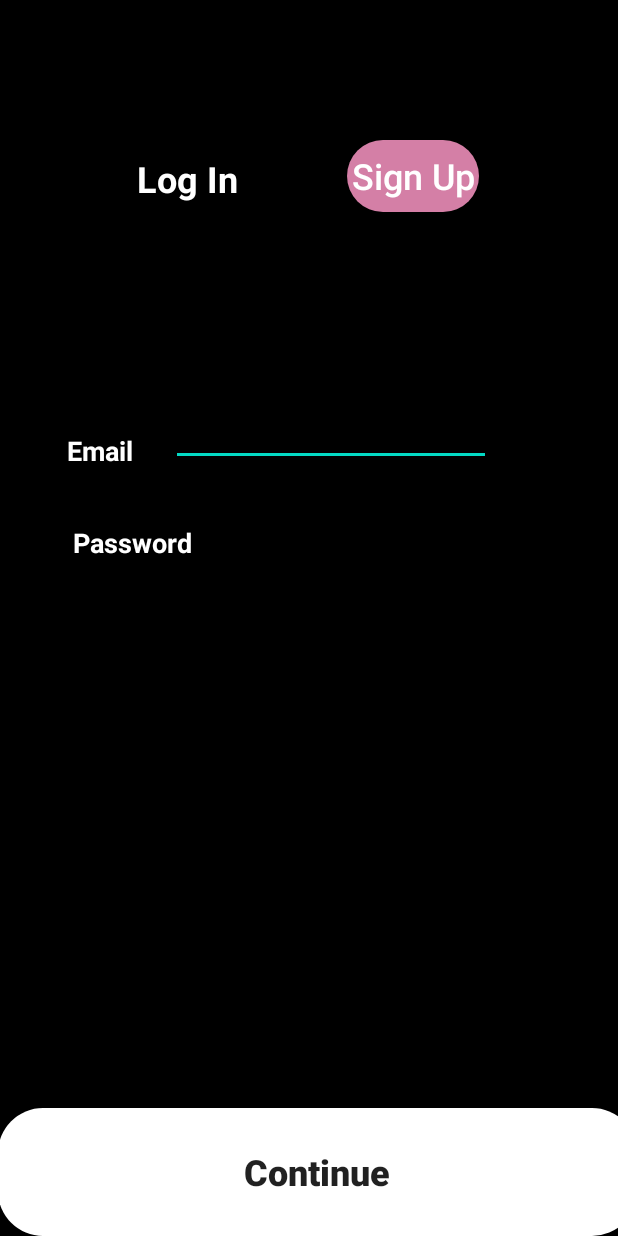
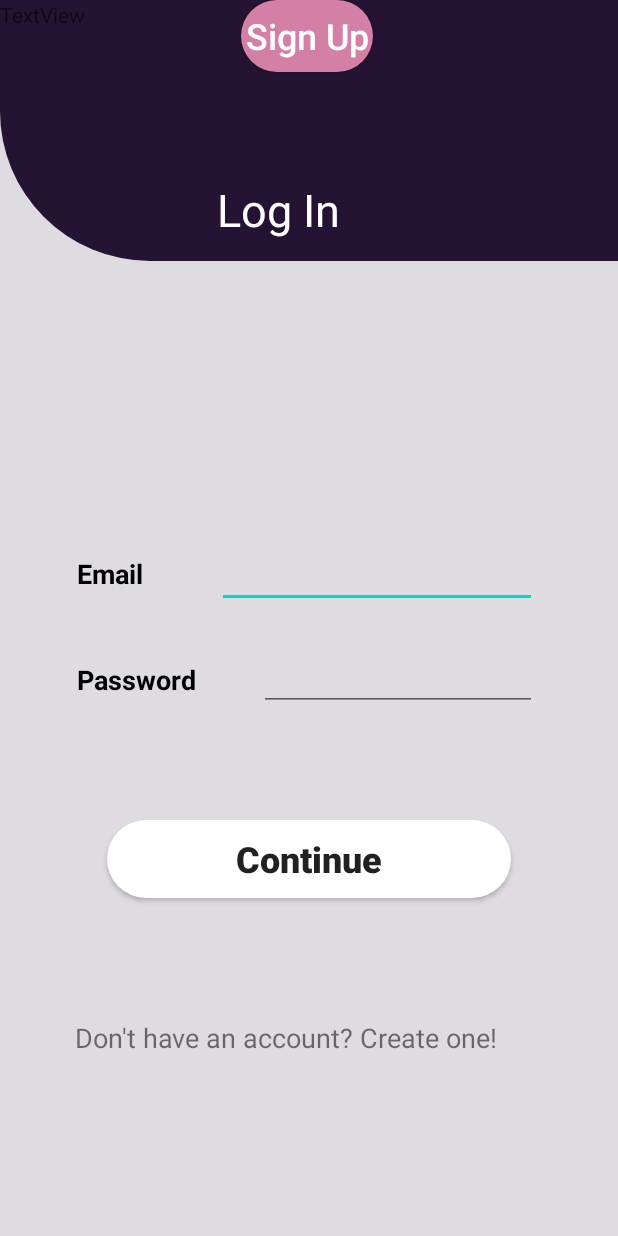
Before and after one commit to MalihaAmin/Segi-Student-Consultation, an Android app: the LgStudent screen opened directly, with no data from a screen before it, on a phone screen of 412 x 824 dp. Run offline under Robolectric (Android 15) with nearby library versions, the phone set to English and light mode, and no system bars.

Commit message:
Update  21/4/2020

```diff
--- a/app/src/main/java/com/example/fyp/LgStudent.java
+++ b/app/src/main/java/com/example/fyp/LgStudent.java
@@ -1,83 +1,35 @@
 package com.example.fyp;
-
-import androidx.appcompat.app.AppCompatActivity;
 
 import android.content.Intent;
 import android.os.Bundle;
 import android.view.View;
 import android.widget.Button;
-import android.widget.EditText;
 
-import java.sql.Connection;
-import java.sql.PreparedStatement;
-import java.sql.ResultSet;
-import java.sql.SQLException;
-import java.util.logging.Level;
-import java.util.logging.Logger;
+import androidx.appcompat.app.AppCompatActivity;
 
 
 public class LgStudent extends AppCompatActivity {
-private Button btt3;
-private Button btt4;
+private Button Continue;
+private Button SignIn;
     @Override
     protected void onCreate(Bundle savedInstanceState) {
         super.onCreate(savedInstanceState);
         setContentView(R.layout.activity_lg_student);
-        btt3 = (Button)findViewById(R.id.btt3);
-        btt4 = (Button)findViewById(R.id.btt4);
+        Continue = (Button)findViewById(R.id.slg_continue_button);
+        SignIn = (Button)findViewById(R.id.slg_SignIn);
 
-       btt3.setOnClickListener(new View.OnClickListener() {
+       Continue.setOnClickListener(new View.OnClickListener() {
            @Override
            public void onClick(View v) {
                Intent intent1 = new Intent(LgStudent.this,SuStudent.class);
                startActivity(intent1);
            }
        });
-        btt4.setOnClickListener(new View.OnClickListener() {
+        SignIn.setOnClickListener(new View.OnClickListener() {
             @Override
             public void onClick(View v) {
-                Connection con= ConnectionDB.getConnection();
-                PreparedStatement ps;
-                ResultSet rs;
-                PreparedStatement ps2;
-                ResultSet rs2;
-
-                final EditText email =  (EditText) findViewById(R.id.et3);
-                final EditText password =  (EditText) findViewById(R.id.et4);
-                ////edit.getText().toString();
-
-                try {
-                    ps = con.prepareStatement("SELECT * FROM `student` WHERE `Email` = ? AND `Password` = ?");
-                    //ps2 = con.prepareStatement("SELECT * FROM `teacher` WHERE `Teacher ID` = ? AND `Password` = ?");
-
-                    ps.setString(1, email.getText().toString() );
-                    ps.setString(2, password.getText().toString());
-                    //ps2.setString(1, jTextField1.getText() );
-                    //ps2.setString(2, String.valueOf(jPasswordField1.getPassword()));
-                    rs = ps.executeQuery();
-                   // rs2=ps2.executeQuery();
-
-
-
-                    if(rs.next()){
-
-                        Intent intent2 = new Intent(LgStudent.this,ScheduleStudent.class);
-                        startActivity(intent2);
-
-
-
-
-                    }else{
-
-
-                    }
-
-                } catch (SQLException ex) {
-                    Logger.getLogger(LgStudent.class.getName()).log(Level.SEVERE, null, ex);
-
-                }
-
-
+                Intent intent1 = new Intent(LgStudent.this,ScheduleLecturer.class);
+                startActivity(intent1);
             }
         });
 
--- a/app/src/main/res/layout/activity_lg_student.xml
+++ b/app/src/main/res/layout/activity_lg_student.xml
@@ -5,111 +5,135 @@
     android:layout_width="match_parent"
     android:layout_height="match_parent"
     tools:context=".LgStudent"
-    android:background="#000000">
+    android:background="#DEDCE0">
 
 
-    <Button
-        android:id="@+id/btt3"
-        android:layout_width="wrap_content"
-        android:layout_height="wrap_content"
-        android:background="@drawable/newbutton2"
-        android:text="Sign Up"
-        android:textAllCaps="false"
-        android:textColor="#FFFFFF"
-        android:textSize="24sp"
-        app:layout_constraintBottom_toBottomOf="parent"
-        app:layout_constraintEnd_toEndOf="parent"
-        app:layout_constraintHorizontal_bias="0.715"
-        app:layout_constraintStart_toStartOf="parent"
-        app:layout_constraintTop_toTopOf="parent"
-        app:layout_constraintVertical_bias="0.12" />
 
-    <Button
-        android:id="@+id/btt4"
-        android:layout_width="426dp"
-        android:layout_height="85dp"
-        android:background="@drawable/newbutton3"
-        android:text="Continue"
-        android:textAllCaps="false"
-        android:textSize="24sp"
-        android:textStyle="bold"
-        app:layout_constraintBottom_toBottomOf="parent"
-        app:layout_constraintEnd_toEndOf="parent"
-        app:layout_constraintHorizontal_bias="0.157"
-        app:layout_constraintStart_toStartOf="parent"
-        app:layout_constraintTop_toTopOf="parent"
-        app:layout_constraintVertical_bias="1.0" />
 
-    <EditText
-        android:id="@+id/et3"
-        android:layout_width="wrap_content"
-        android:layout_height="wrap_content"
-        android:ems="10"
-        android:inputType="textPersonName"
-        android:textColor="#FFFFFF"
-        app:layout_constraintBottom_toBottomOf="parent"
-        app:layout_constraintEnd_toEndOf="parent"
-        app:layout_constraintHorizontal_bias="0.575"
-        app:layout_constraintStart_toStartOf="parent"
-        app:layout_constraintTop_toTopOf="parent"
-        app:layout_constraintVertical_bias="0.341" />
 
-    <EditText
-        android:id="@+id/et4"
-        android:layout_width="185dp"
-        android:layout_height="48dp"
-        android:ems="10"
-        android:inputType="textPassword"
-        android:textColor="#FFFFFF"
-        app:layout_constraintBottom_toBottomOf="parent"
-        app:layout_constraintEnd_toEndOf="parent"
-        app:layout_constraintHorizontal_bias="0.628"
-        app:layout_constraintStart_toStartOf="parent"
-        app:layout_constraintTop_toTopOf="parent"
-        app:layout_constraintVertical_bias="0.43" />
+        <Button
+            android:id="@+id/slg_continue_button"
+            android:layout_width="269dp"
+            android:layout_height="52dp"
+            android:background="@drawable/newbutton3"
+            android:text="Continue"
+            android:textAllCaps="false"
+            android:textSize="24sp"
+            android:textStyle="bold"
+            app:layout_constraintBottom_toBottomOf="parent"
+            app:layout_constraintEnd_toEndOf="parent"
+            app:layout_constraintStart_toStartOf="parent"
+            app:layout_constraintTop_toTopOf="parent"
+            app:layout_constraintVertical_bias="0.708" />
 
-    <TextView
-        android:id="@+id/tv4"
-        android:layout_width="108dp"
-        android:layout_height="51dp"
-        android:text="Log In"
-        android:textColor="#FFFFFF"
-        android:textSize="24sp"
-        android:textStyle="bold"
-        app:layout_constraintBottom_toBottomOf="parent"
-        app:layout_constraintEnd_toEndOf="parent"
-        app:layout_constraintHorizontal_bias="0.3"
-        app:layout_constraintStart_toStartOf="parent"
-        app:layout_constraintTop_toTopOf="parent"
-        app:layout_constraintVertical_bias="0.133" />
+        <EditText
+            android:id="@+id/slg_email"
+            android:layout_width="213dp"
+            android:layout_height="45dp"
+            android:ems="10"
+            android:inputType="textEmailAddress"
+            app:layout_constraintBottom_toBottomOf="parent"
+            app:layout_constraintEnd_toEndOf="parent"
+            app:layout_constraintHorizontal_bias="0.727"
+            app:layout_constraintStart_toStartOf="parent"
+            app:layout_constraintTop_toTopOf="parent"
+            app:layout_constraintVertical_bias="0.462" />
 
-    <TextView
-        android:id="@+id/tv6"
-        android:layout_width="wrap_content"
-        android:layout_height="wrap_content"
-        android:text="Password"
-        android:textColor="#FFFFFF"
-        android:textSize="18sp"
-        android:textStyle="bold"
-        app:layout_constraintBottom_toBottomOf="parent"
-        app:layout_constraintEnd_toEndOf="parent"
-        app:layout_constraintHorizontal_bias="0.146"
-        app:layout_constraintStart_toStartOf="parent"
-        app:layout_constraintTop_toTopOf="parent"
-        app:layout_constraintVertical_bias="0.437" />
+        <EditText
+            android:id="@+id/slg_password"
+            android:layout_width="185dp"
+            android:layout_height="48dp"
+            android:ems="10"
+            android:inputType="textPassword"
+            android:textColor="#000000"
+            app:layout_constraintBottom_toBottomOf="parent"
+            app:layout_constraintEnd_toEndOf="parent"
+            app:layout_constraintHorizontal_bias="0.761"
+            app:layout_constraintStart_toStartOf="parent"
+            app:layout_constraintTop_toTopOf="parent"
+            app:layout_constraintVertical_bias="0.549" />
 
-    <TextView
-        android:id="@+id/tv5"
-        android:layout_width="wrap_content"
-        android:layout_height="wrap_content"
-        android:text="Email"
-        android:textColor="#FFFFFF"
-        android:textSize="18sp"
-        android:textStyle="bold"
-        app:layout_constraintBottom_toBottomOf="parent"
-        app:layout_constraintEnd_toEndOf="parent"
-        app:layout_constraintHorizontal_bias="0.121"
-        app:layout_constraintStart_toStartOf="parent"
-        app:layout_constraintTop_toTopOf="parent"
-        app:layout_constraintVertical_bias="0.36" />
-</androidx.constraintlayout.widget.ConstraintLayout>
+        <TextView
+            android:id="@+id/tve"
+            android:layout_width="wrap_content"
+            android:layout_height="wrap_content"
+            android:text="Email"
+            android:textColor="#000000"
+            android:textSize="18sp"
+            android:textStyle="bold"
+            app:layout_constraintBottom_toBottomOf="parent"
+            app:layout_constraintEnd_toEndOf="parent"
+            app:layout_constraintHorizontal_bias="0.139"
+            app:layout_constraintStart_toStartOf="parent"
+            app:layout_constraintTop_toTopOf="parent"
+            app:layout_constraintVertical_bias="0.463" />
+
+        <TextView
+            android:id="@+id/textViewBox"
+            android:layout_width="416dp"
+            android:layout_height="174dp"
+            android:background="@drawable/schedule_box"
+            android:text="TextView"
+            app:layout_constraintBottom_toBottomOf="parent"
+            app:layout_constraintEnd_toEndOf="parent"
+            app:layout_constraintHorizontal_bias="0.0"
+            app:layout_constraintStart_toStartOf="parent"
+            app:layout_constraintTop_toTopOf="parent"
+            app:layout_constraintVertical_bias="0.0" />
+
+        <TextView
+            android:id="@+id/textViewLogIn"
+            android:layout_width="104dp"
+            android:layout_height="45dp"
+            android:text="Log In"
+            android:textColor="#FFFFFF"
+            android:textSize="30sp"
+            app:layout_constraintBottom_toBottomOf="parent"
+            app:layout_constraintEnd_toEndOf="parent"
+            app:layout_constraintHorizontal_bias="0.469"
+            app:layout_constraintStart_toStartOf="parent"
+            app:layout_constraintTop_toTopOf="parent"
+            app:layout_constraintVertical_bias="0.153" />
+
+        <TextView
+            android:id="@+id/textView13"
+            android:layout_width="wrap_content"
+            android:layout_height="wrap_content"
+            android:text="Don't have an account? Create one!"
+            android:textSize="18sp"
+            app:layout_constraintBottom_toBottomOf="parent"
+            app:layout_constraintEnd_toEndOf="parent"
+            app:layout_constraintHorizontal_bias="0.383"
+            app:layout_constraintStart_toStartOf="parent"
+            app:layout_constraintTop_toTopOf="parent"
+            app:layout_constraintVertical_bias="0.85" />
+
+        <TextView
+            android:id="@+id/tvpp"
+            android:layout_width="wrap_content"
+            android:layout_height="wrap_content"
+            android:text="Password"
+            android:textColor="#000000"
+            android:textSize="18sp"
+            android:textStyle="bold"
+            app:layout_constraintBottom_toBottomOf="parent"
+            app:layout_constraintEnd_toEndOf="parent"
+            app:layout_constraintHorizontal_bias="0.154"
+            app:layout_constraintStart_toStartOf="parent"
+            app:layout_constraintTop_toTopOf="parent"
+            app:layout_constraintVertical_bias="0.551" />
+
+        <Button
+            android:id="@+id/slg_SignIn"
+            android:layout_width="wrap_content"
+            android:layout_height="wrap_content"
+            android:background="@drawable/newbutton2"
+            android:text="Sign Up"
+            android:textAllCaps="false"
+            android:textColor="#FFFFFF"
+            android:textSize="24sp"
+            app:layout_constraintEnd_toEndOf="parent"
+            app:layout_constraintHorizontal_bias="0.495"
+            app:layout_constraintStart_toStartOf="parent"
+            tools:layout_editor_absoluteY="638dp" />
+    </androidx.constraintlayout.widget.ConstraintLayout>
```
Also changed, not shown: app/src/main/java/com/example/fyp/Lecturers.java (added, +27 -0 lines), app/src/main/java/com/example/fyp/LgLecturer.java (+8 -8 lines), app/src/main/java/com/example/fyp/Students.java (added, +28 -0 lines), app/src/main/java/com/example/fyp/SuLecturer.java (+35 -4 lines), app/src/main/java/com/example/fyp/SuStudent.java (+35 -3 lines), app/src/main/res/layout/activity_lg_lecturer.xml (+93 -70 lines).
